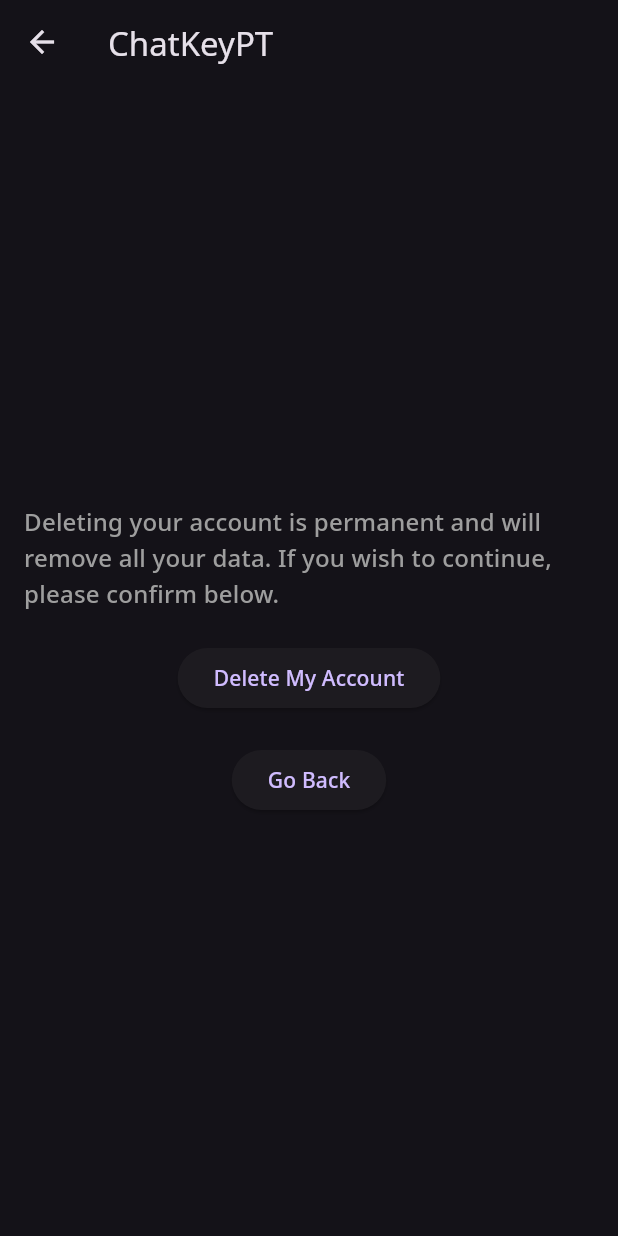
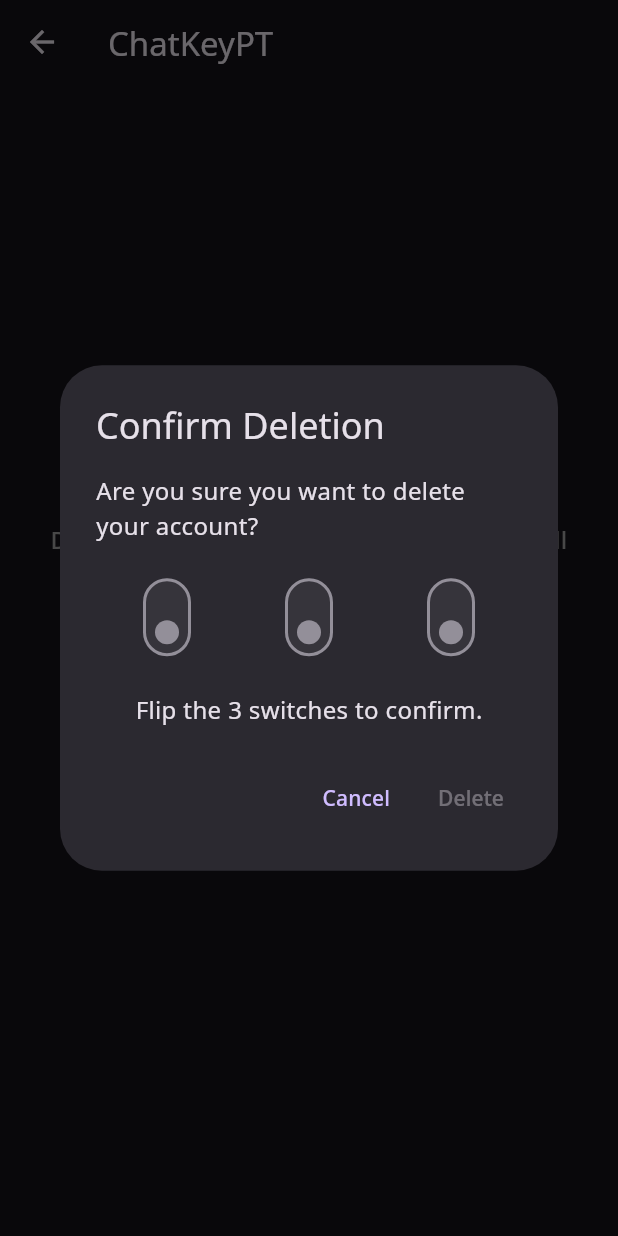
Before and after one commit to coleritchiee/gpt_thing, a Flutter app: the DeleteAccountPage screen opened directly, after a tap on "Delete My Account", on a phone screen of 412 x 824 dp. Run offline on Flutter 3.47's test engine with Material 3 defaults, Android fonts, the phone set to English and light mode, and no system bars; our stand-ins replace cached_network_image, cloud_firestore, firebase_auth, firebase_core, firebase_storage, flutter_cache_manager and 10 more; missing offline and left inert: dart_openai, gal, markdown, universal_html; accounts and stored records are empty; generated files the repository leaves out were written again.

Commit message:
Add account deletion confirm dialog
PERSONALLY, I wouldn't let you delete your account with 1 click.

```diff
--- /dev/null
+++ b/lib/delete_account/delete_account.dart
@@ -0,0 +1,148 @@
+import 'package:firebase_auth/firebase_auth.dart';
+import 'package:flutter/material.dart';
+import 'package:go_router/go_router.dart';
+import 'package:gpt_thing/services/firestore.dart';
+
+class DeleteAccountPage extends StatelessWidget {
+  const DeleteAccountPage({super.key});
+
+  @override
+  Widget build(BuildContext context) {
+    if (FirebaseAuth.instance.currentUser == null) {
+      context.go("/login-delete-account");
+    }
+
+    return Scaffold(
+      appBar: AppBar(
+        title: const Text("ChatKeyPT"),
+      ),
+      body: Padding(
+        padding: const EdgeInsets.all(16.0),
+        child: Center(
+          child: ConstrainedBox(
+            constraints: const BoxConstraints(maxWidth: 350),
+            child: Column(
+              mainAxisAlignment: MainAxisAlignment.center,
+              children: [
+                Center(
+                  child: Text(
+                    'Deleting your account is permanent and will remove all your data.',
+                    style: Theme.of(context).textTheme.titleMedium,
+                    textAlign: TextAlign.center,
+                  ),
+                ),
+                const SizedBox(height: 20),
+                Center(
+                  child: ElevatedButton(
+                    onPressed: () {
+                      showDialog(
+                        context: context,
+                        builder: (context) {
+                          return const DeleteDialog();
+                        },
+                      );
+                    },
+                    child: const Text('Delete My Account'),
+                  ),
+                ),
+                const SizedBox(height: 20),
+                Center(
+                  child: ElevatedButton(
+                    onPressed: () {
+                      context.go("/");
+                    },
+                    child: const Text('Go Back'),
+                  ),
+                ),
+              ],
+            ),
+          ),
+        ),
+      ),
+    );
+  }
+}
+
+class DeleteDialog extends StatefulWidget {
+  const DeleteDialog({super.key});
+
+  @override
+  State<DeleteDialog> createState() => _DeleteDialogState();
+}
+
+class _DeleteDialogState extends State<DeleteDialog> {
+  bool switch1 = false;
+  bool switch2 = false;
+  bool switch3 = false;
+
+  bool isReady() {
+    return switch1 && switch2 && switch3;
+  }
+
+  @override
+  Widget build(BuildContext context) {
+    return AlertDialog(
+      title: const Text('Confirm Deletion'),
+      content: Column(
+        mainAxisSize: MainAxisSize.min,
+        children: [
+          const Text('Are you sure you want to delete your account?'),
+          const SizedBox(height: 20),
+          Row(
+            mainAxisAlignment: MainAxisAlignment.spaceAround,
+            children: [
+              RotatedBox(
+                  quarterTurns: 3,
+                  child: Switch(
+                    value: switch1,
+                    onChanged: (val) {
+                      setState(() {
+                        switch1 = val;
+                      });
+                    },
+                  )),
+              RotatedBox(
+                  quarterTurns: 3,
+                  child: Switch(
+                    value: switch2,
+                    onChanged: (val) {
+                      setState(() {
+                        switch2 = val;
+                      });
+                    },
+                  )),
+              RotatedBox(
+                  quarterTurns: 3,
+                  child: Switch(
+                    value: switch3,
+                    onChanged: (val) {
+                      setState(() {
+                        switch3 = val;
+                      });
+                    },
+                  )),
+            ],
+          ),
+          const SizedBox(height: 20),
+          const Text('Flip the 3 switches to confirm.'),
+        ],
+      ),
+      actions: [
+        TextButton(
+          onPressed: () {
+            Navigator.pop(context);
+          },
+          child: const Text('Cancel'),
+        ),
+        TextButton(
+          onPressed: !isReady() ? null : () async {
+            await FirestoreService()
+                .deleteUserAccount(FirebaseAuth.instance.currentUser!.uid);
+            context.go("/");
+          },
+          child: const Text('Delete'),
+        ),
+      ],
+    );
+  }
+}
--- a/lib/home/delete_account.dart
+++ /dev/null
@@ -1,57 +0,0 @@
-import 'package:firebase_auth/firebase_auth.dart';
-import 'package:flutter/material.dart';
-import 'package:go_router/go_router.dart';
-import 'package:gpt_thing/services/firestore.dart';
-
-class DeleteAccountPage extends StatelessWidget {
-  const DeleteAccountPage({super.key});
-
-  @override
-  Widget build(BuildContext context) {
-
-    if (FirebaseAuth.instance.currentUser == null) {
-      context.go("/login-delete-account");
-    }
-
-    return Scaffold(
-      appBar: AppBar(
-        title: const Text("ChatKeyPT"),
-      ),
-      body: Padding(
-        padding: const EdgeInsets.all(16.0),
-        child: Column(
-          mainAxisAlignment: MainAxisAlignment.center,
-          crossAxisAlignment: CrossAxisAlignment.start,
-          children:[
-            Center(
-              child: Text(
-                'Deleting your account is permanent and will remove all your data. '
-                    'If you wish to continue, please confirm below.',
-                style: Theme.of(context).textTheme.titleMedium,
-              ),
-            ),
-            const SizedBox(height: 20),
-            Center(
-              child: ElevatedButton(
-                onPressed: (){
-                  FirestoreService().deleteUserAccount(FirebaseAuth.instance.currentUser!.uid);
-                  context.go("/");
-                },
-                child: const Text('Delete My Account'),
-              ),
-            ),
-            const SizedBox(height: 20),
-            Center(
-              child: ElevatedButton(
-                onPressed: (){
-                  context.go("/");
-                },
-                child: const Text('Go Back'),
-              ),
-            ),
-          ],
-        ),
-      ),
-    );
-  }
-}
--- a/lib/main.dart
+++ b/lib/main.dart
@@ -3,7 +3,7 @@
 import 'package:flutter/services.dart';
 import 'package:go_router/go_router.dart';
 import 'package:gpt_thing/firebase_init.dart';
-import 'package:gpt_thing/home/delete_account.dart';
+import 'package:gpt_thing/delete_account/delete_account.dart';
 import 'package:gpt_thing/home/home.dart';
 import 'package:gpt_thing/login/login.dart';
 import 'package:gpt_thing/login/register.dart';
```
